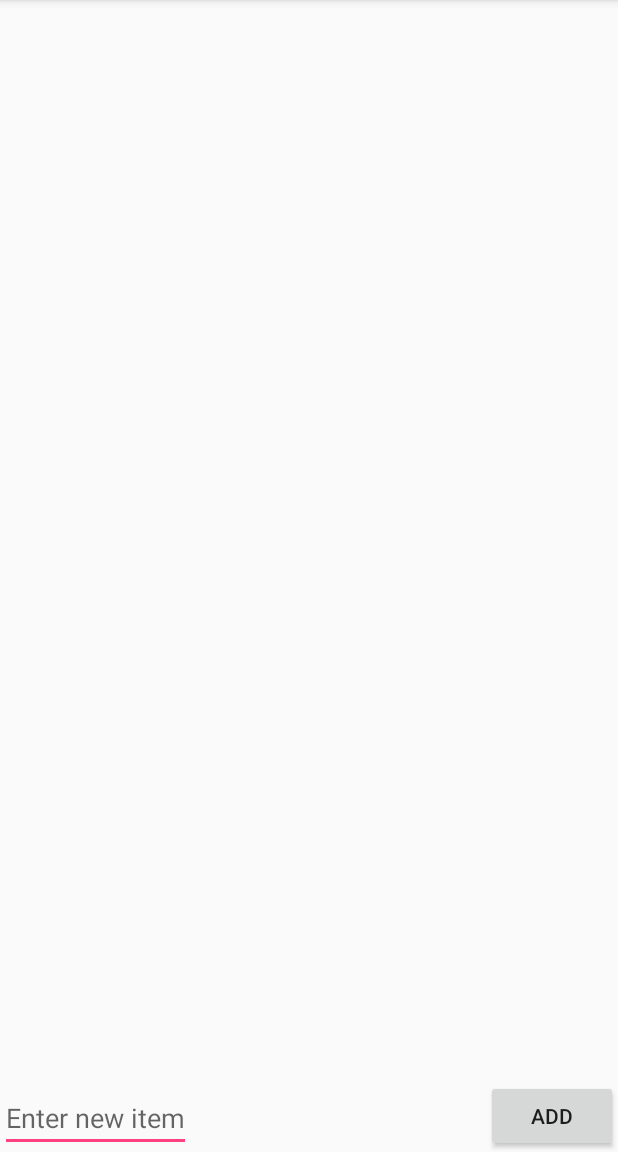
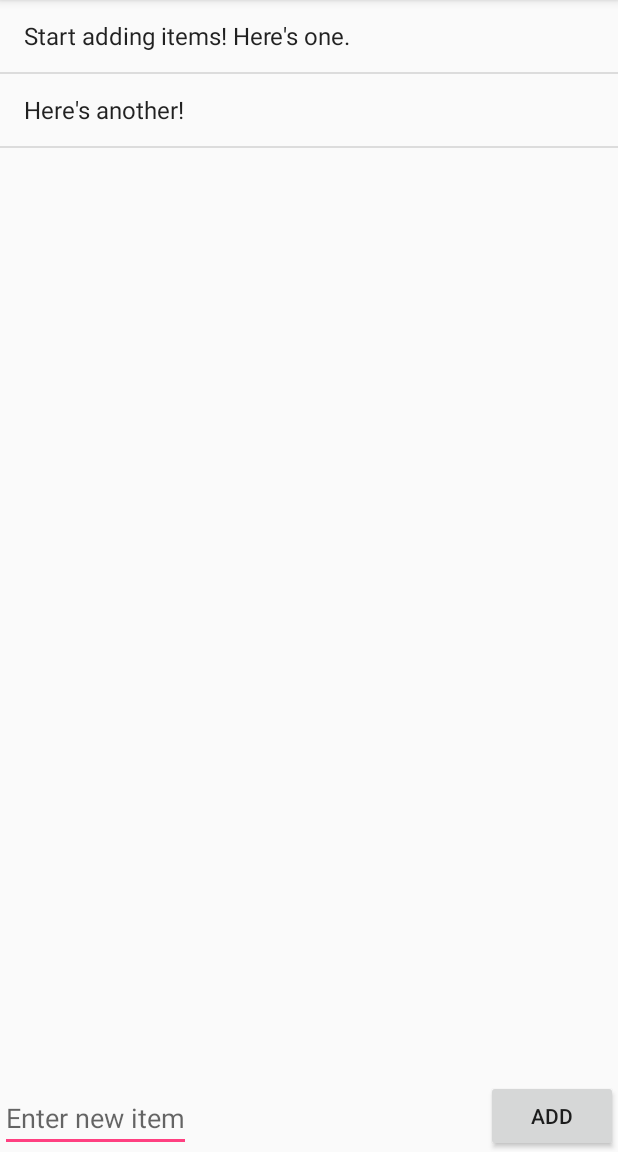
Before and after one commit to sbobra/todoapp, an Android app: the screen it shows after launch (MainActivity), on a phone screen of 412 x 824 dp, the part 84-1236 px from its top. Run offline under Robolectric (Android 15) with nearby library versions, the phone set to English and light mode, and no system bars.

Commit message:
Add ListView basics.

```diff
--- a/TodoApplication/app/src/main/java/com/example/sam/todoapplication/MainActivity.java
+++ b/TodoApplication/app/src/main/java/com/example/sam/todoapplication/MainActivity.java
@@ -2,12 +2,25 @@ package com.example.sam.todoapplication;
 
 import android.support.v7.app.AppCompatActivity;
 import android.os.Bundle;
+import android.widget.ArrayAdapter;
+import android.widget.ListView;
+
+import java.util.ArrayList;
 
 public class MainActivity extends AppCompatActivity {
+    ListView todoListView;
+    ArrayList<String> items;
+    ArrayAdapter<String> listViewItemsAdapter;
 
     @Override
     protected void onCreate(Bundle savedInstanceState) {
         super.onCreate(savedInstanceState);
         setContentView(R.layout.activity_main);
+        todoListView = (ListView) findViewById(R.id.todoListView);
+        items = new ArrayList<>();
+        listViewItemsAdapter = new ArrayAdapter<> (this, android.R.layout.simple_list_item_1, items);
+        todoListView.setAdapter(listViewItemsAdapter);
+        listViewItemsAdapter.add("Start adding items! Here's one.");
+        listViewItemsAdapter.add("Here's another!");
     }
 }
--- a/TodoApplication/app/src/main/res/layout/activity_main.xml
+++ b/TodoApplication/app/src/main/res/layout/activity_main.xml
@@ -2,6 +2,11 @@
 <RelativeLayout xmlns:android="http://schemas.android.com/apk/res/android"
     android:layout_width="match_parent"
     android:layout_height="match_parent">
+
+    <ListView
+        android:id="@+id/todoListView"
+        android:layout_width="match_parent"
+        android:layout_height="380dp" />
 
     <EditText
         android:id="@+id/editTextNewItem"
```
